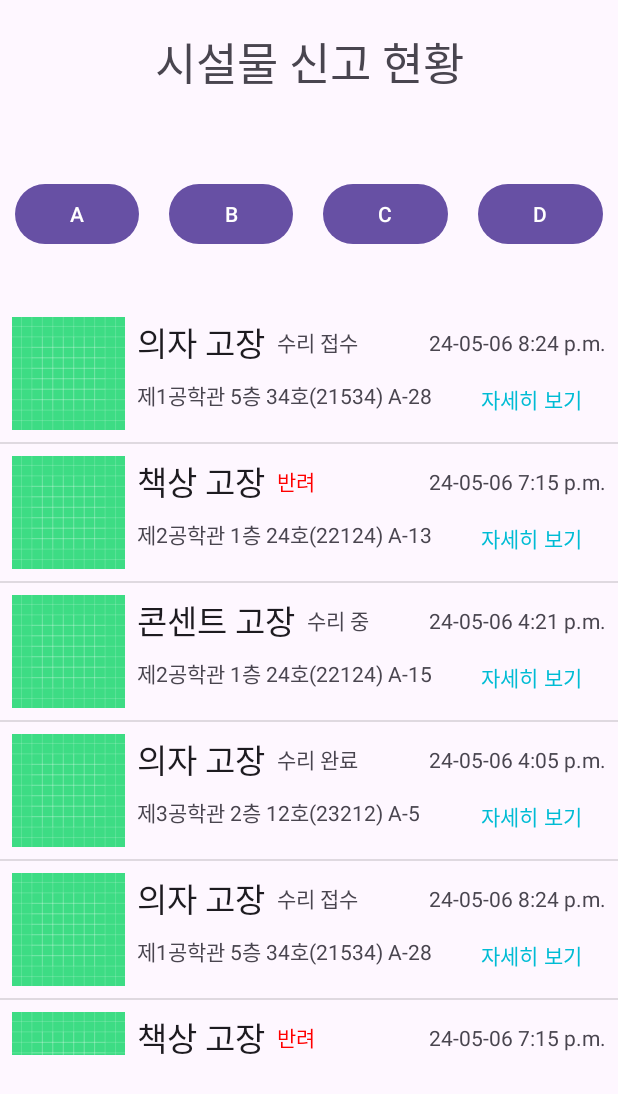
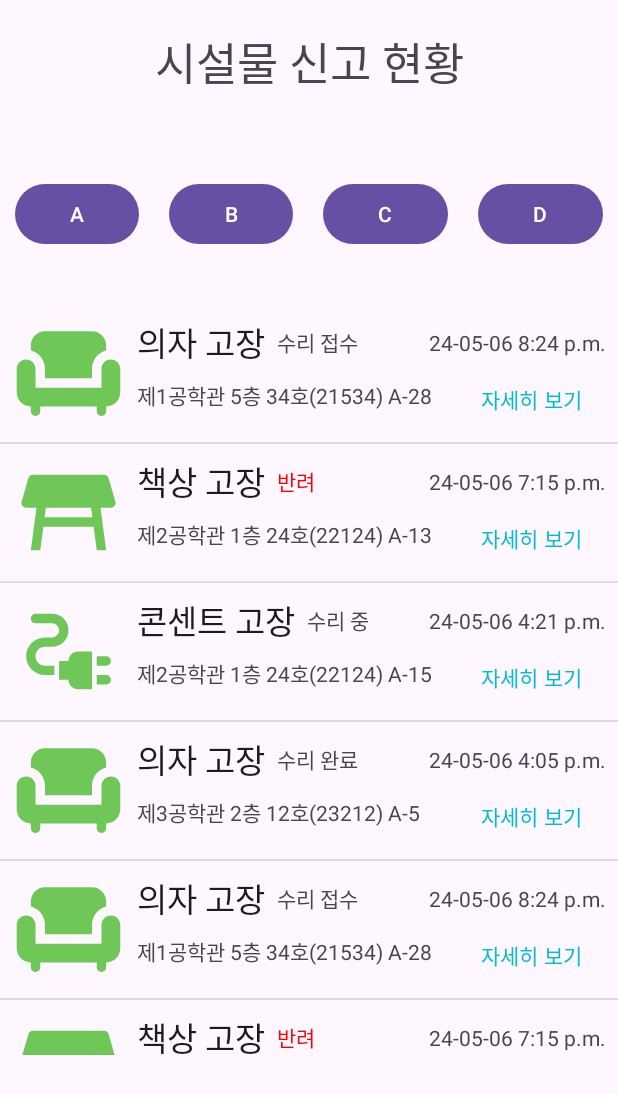
Before and after one commit to 24-1-SKKU-SE/2024spring_42class_team12, an Android app: the screen it shows after launch (MainActivity), on a phone screen of 412 x 824 dp. Shown: the top 1094 px of the screen. Run offline under Robolectric (Android 15) with nearby library versions, the phone set to English and light mode, and no system bars.

Commit message:
icon(temp) add

```diff
--- a/FixSkkuFront/app/src/main/java/com/skku/fixskkufront/MainActivity.kt
+++ b/FixSkkuFront/app/src/main/java/com/skku/fixskkufront/MainActivity.kt
@@ -22,14 +22,14 @@ class MainActivity : AppCompatActivity() {
 
         val items = ArrayList<AdminRoom>()
         /* 임시2 */
-        items.add(AdminRoom("의자 고장", "제1공학관 5층 34호(21534) A-28", R.drawable.ic_launcher_background, "수리 접수", "24-05-06 8:24 p.m.", "제1공학관 5층 34호(21534) A-28 입니다!"))
-        items.add(AdminRoom("책상 고장", "제2공학관 1층 24호(22124) A-13", R.drawable.ic_launcher_background, "반려", "24-05-06 7:15 p.m.", "Can anybody give me the hint? I will be very happy if you help. If nobody help me, I will be very sad."))
-        items.add(AdminRoom("콘센트 고장", "제2공학관 1층 24호(22124) A-15", R.drawable.ic_launcher_background, "수리 중", "24-05-06 4:21 p.m.", "수리 필요. 의자."))
-        items.add(AdminRoom("의자 고장", "제3공학관 2층 12호(23212) A-5", R.drawable.ic_launcher_background, "수리 완료", "24-05-06 4:05 p.m.", "공백"))
-        items.add(AdminRoom("의자 고장", "제1공학관 5층 34호(21534) A-28", R.drawable.ic_launcher_background, "수리 접수", "24-05-06 8:24 p.m.", "제1공학관 5층 34호(21534) A-28 입니다!"))
-        items.add(AdminRoom("책상 고장", "제2공학관 1층 24호(22124) A-13", R.drawable.ic_launcher_background, "반려", "24-05-06 7:15 p.m.", "Can anybody give me the hint? I will be very happy if you help. If nobody help me, I will be very sad."))
-        items.add(AdminRoom("콘센트 고장", "제2공학관 1층 24호(22124) A-15", R.drawable.ic_launcher_background, "수리 중", "24-05-06 4:21 p.m.", "수리 필요. 의자."))
-        items.add(AdminRoom("의자 고장", "제3공학관 2층 12호(23212) A-5", R.drawable.ic_launcher_background, "수리 완료", "24-05-06 4:05 p.m.", "공백"))
+        items.add(AdminRoom("의자 고장", "제1공학관 5층 34호(21534) A-28", R.drawable.baseline_chair_24, "수리 접수", "24-05-06 8:24 p.m.", "제1공학관 5층 34호(21534) A-28 입니다!"))
+        items.add(AdminRoom("책상 고장", "제2공학관 1층 24호(22124) A-13", R.drawable.baseline_table_restaurant_24, "반려", "24-05-06 7:15 p.m.", "Can anybody give me the hint? I will be very happy if you help. If nobody help me, I will be very sad."))
+        items.add(AdminRoom("콘센트 고장", "제2공학관 1층 24호(22124) A-15", R.drawable.baseline_electrical_services_24, "수리 중", "24-05-06 4:21 p.m.", "수리 필요. 의자."))
+        items.add(AdminRoom("의자 고장", "제3공학관 2층 12호(23212) A-5", R.drawable.baseline_chair_24, "수리 완료", "24-05-06 4:05 p.m.", "공백"))
+        items.add(AdminRoom("의자 고장", "제1공학관 5층 34호(21534) A-28", R.drawable.baseline_chair_24, "수리 접수", "24-05-06 8:24 p.m.", "제1공학관 5층 34호(21534) A-28 입니다!"))
+        items.add(AdminRoom("책상 고장", "제2공학관 1층 24호(22124) A-13", R.drawable.baseline_table_restaurant_24, "반려", "24-05-06 7:15 p.m.", "Can anybody give me the hint? I will be very happy if you help. If nobody help me, I will be very sad."))
+        items.add(AdminRoom("콘센트 고장", "제2공학관 1층 24호(22124) A-15", R.drawable.baseline_electrical_services_24, "수리 중", "24-05-06 4:21 p.m.", "수리 필요. 의자."))
+        items.add(AdminRoom("의자 고장", "제3공학관 2층 12호(23212) A-5", R.drawable.baseline_chair_24, "수리 완료", "24-05-06 4:05 p.m.", "공백"))
 
         val myAdapter = AdminRoomAdapter(items, this)
         val listView = findViewById<ListView>(R.id.listViewChatRoom)
--- /dev/null
+++ b/FixSkkuFront/app/src/main/res/drawable/baseline_chair_24.xml
@@ -0,0 +1,7 @@
+<vector xmlns:android="http://schemas.android.com/apk/res/android" android:height="108dp" android:tint="#6EC757" android:viewportHeight="24" android:viewportWidth="24" android:width="108dp">
+
+    <path android:fillColor="@android:color/white" android:pathData="M7,11v2h10v-2c0,-1.86 1.28,-3.41 3,-3.86V6c0,-1.65 -1.35,-3 -3,-3H7C5.35,3 4,4.35 4,6v1.14C5.72,7.59 7,9.14 7,11z"/>
+
+    <path android:fillColor="@android:color/white" android:pathData="M21,9c-1.1,0 -2,0.9 -2,2v4H5v-4c0,-1.1 -0.9,-2 -2,-2s-2,0.9 -2,2v5c0,1.65 1.35,3 3,3v1c0,0.55 0.45,1 1,1c0.55,0 1,-0.45 1,-1v-1h12v1c0,0.55 0.45,1 1,1c0.55,0 1,-0.45 1,-1v-1c1.65,0 3,-1.35 3,-3v-5C23,9.9 22.1,9 21,9z"/>
+
+</vector>
--- /dev/null
+++ b/FixSkkuFront/app/src/main/res/drawable/baseline_electrical_services_24.xml
@@ -0,0 +1,11 @@
+<vector xmlns:android="http://schemas.android.com/apk/res/android" android:height="108dp" android:tint="#6EC757" android:viewportHeight="24" android:viewportWidth="24" android:width="108dp">
+
+    <path android:fillColor="@android:color/white" android:pathData="M21,14c0,-0.55 -0.45,-1 -1,-1h-2v2h2C20.55,15 21,14.55 21,14z"/>
+
+    <path android:fillColor="@android:color/white" android:pathData="M20,17h-2v2h2c0.55,0 1,-0.45 1,-1C21,17.45 20.55,17 20,17z"/>
+
+    <path android:fillColor="@android:color/white" android:pathData="M12,14h-2v4h2c0,1.1 0.9,2 2,2h3v-8h-3C12.9,12 12,12.9 12,14z"/>
+
+    <path android:fillColor="@android:color/white" android:pathData="M5,13c0,-1.1 0.9,-2 2,-2h1.5c1.93,0 3.5,-1.57 3.5,-3.5S10.43,4 8.5,4H5C4.45,4 4,4.45 4,5c0,0.55 0.45,1 1,1h3.5C9.33,6 10,6.67 10,7.5S9.33,9 8.5,9H7c-2.21,0 -4,1.79 -4,4c0,2.21 1.79,4 4,4h2v-2H7C5.9,15 5,14.1 5,13z"/>
+
+</vector>
--- /dev/null
+++ b/FixSkkuFront/app/src/main/res/drawable/baseline_table_restaurant_24.xml
@@ -0,0 +1,5 @@
+<vector xmlns:android="http://schemas.android.com/apk/res/android" android:height="108dp" android:tint="#6EC757" android:viewportHeight="24" android:viewportWidth="24" android:width="108dp">
+
+    <path android:fillColor="@android:color/white" android:pathData="M21.96,9.73l-1.43,-5C20.41,4.3 20.02,4 19.57,4H4.43C3.98,4 3.59,4.3 3.47,4.73l-1.43,5C1.86,10.36 2.34,11 3,11h2.2L4,20h2l0.67,-5h10.67L18,20h2l-1.2,-9H21C21.66,11 22.14,10.36 21.96,9.73zM6.93,13l0.27,-2h9.6l0.27,2H6.93z"/>
+
+</vector>
```
